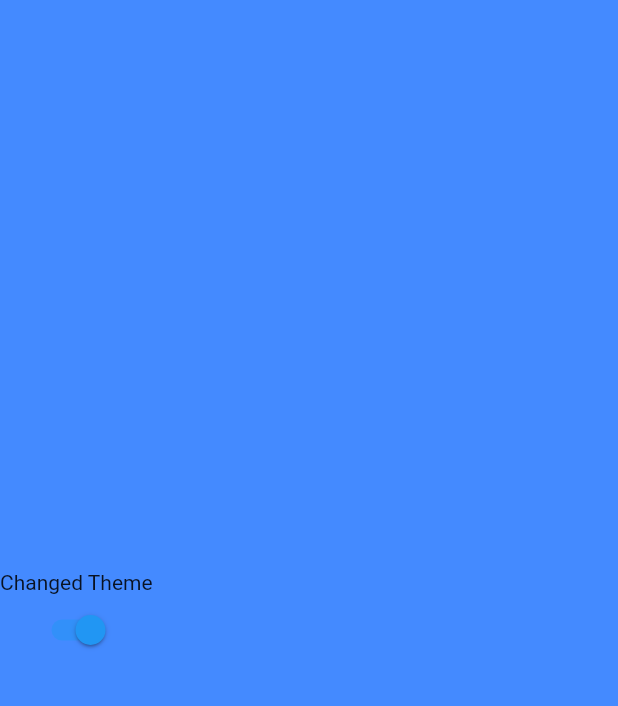
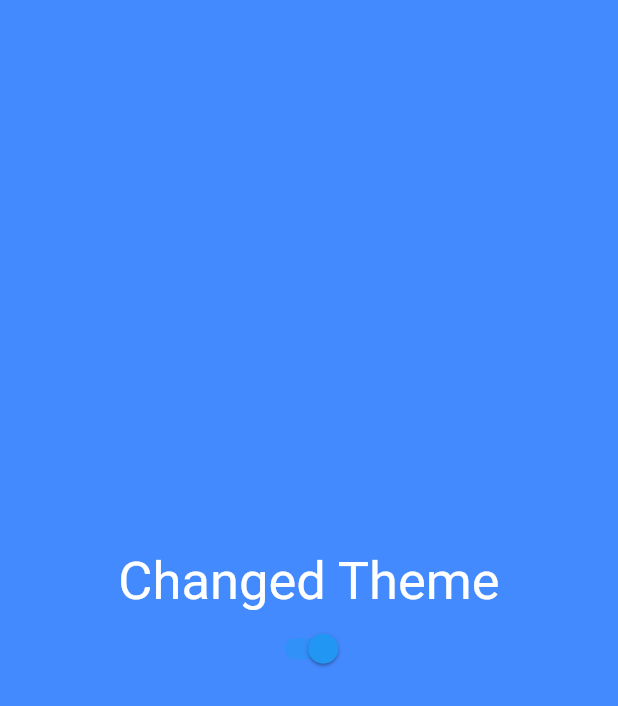
Before and after one commit to gakash8860/changedtheme, a Flutter app: the screen it shows after launch, on a phone screen of 412 x 824 dp. Shown: the top 706 px of the screen. Run offline on Flutter 3.47's test engine with Material 2 defaults, Android fonts, the light colour scheme and no system bars.

Commit message:
Initial commit

```diff
--- a/lib/main.dart
+++ b/lib/main.dart
@@ -15,10 +15,11 @@ class _MyAppState extends State<MyApp> {
     return MaterialApp(
       home: Scaffold(
         backgroundColor: _switchValue?Colors.blueAccent:Colors.white12,
-        body: Column(
+        body: Center(
+          child: Column(
             mainAxisAlignment: MainAxisAlignment.center,
             children: <Widget>[
-            Text('Changed Theme'),
+              Text('Changed Theme',style: TextStyle(fontSize: 35,color: Colors.white),),
               Switch(value: _switchValue, onChanged: (newValue){
                 setState(() {
                   _switchValue=newValue;
@@ -27,6 +28,7 @@ class _MyAppState extends State<MyApp> {
             ],
           ),
         ),
+      ),
     );
   }
 }
```
Lines whose indentation alone changed are shown as unchanged.
